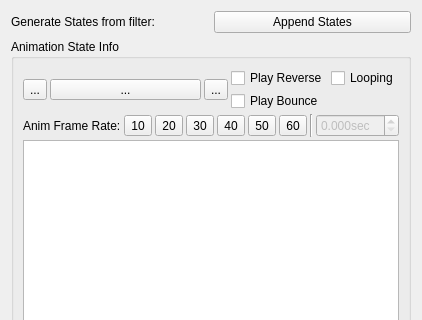
Qt form Editor/src/Items/Sprite/SpriteWidget.ui (GameOverture/HarmonyEngine) before a commit; both pictures show x 0 to 422 and y 0 to 320 of the 422 by 687 pixel window.
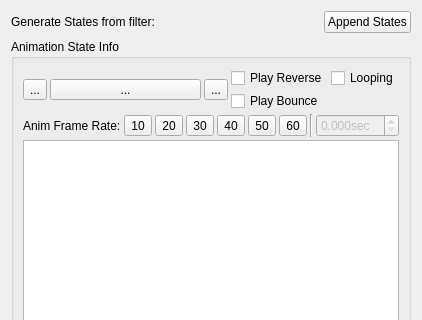
The same form after that commit. Icons and pictures are not drawn. Custom widgets are drawn as their Qt base class.

Commit message: Sprites can now auto generate their states based on asset filter selection.

Patch:
```diff
--- a/Editor/src/Items/Sprite/SpriteWidget.ui
+++ b/Editor/src/Items/Sprite/SpriteWidget.ui
@@ -17,12 +17,42 @@
    <item>
     <layout class="QHBoxLayout" name="lytGenerateStates">
      <item>
-      <widget class="QLabel" name="lblGenerateStates">
+      <widget class="QLabel" name="label">
        <property name="text">
         <string>Generate States from filter:</string>
        </property>
       </widget>
      </item>
+     <item>
+      <widget class="QLabel" name="lblFilterIcon">
+       <property name="text">
+        <string/>
+       </property>
+       <property name="pixmap">
+        <pixmap resource="../../../data/HyEditor.qrc">:/icons16x16/items/Filter.png</pixmap>
+       </property>
+      </widget>
+     </item>
+     <item>
+      <widget class="QLabel" name="lblGenerateStates">
+       <property name="text">
+        <string>&lt;none selected&gt;</string>
+       </property>
+      </widget>
+     </item>
+     <item>
+      <spacer name="horizontalSpacer_3">
+       <property name="orientation">
+        <enum>Qt::Orientation::Horizontal</enum>
+       </property>
+       <property name="sizeHint" stdset="0">
+        <size>
+         <width>40</width>
+         <height>20</height>
+        </size>
+       </property>
+      </spacer>
+     </item>
      <item>
       <widget class="QPushButton" name="btnGenerateStates">
        <property name="text">
```
Left out of the diff: 4 changed lines with no effect on the pictures. The commit also changes 10 other files.
